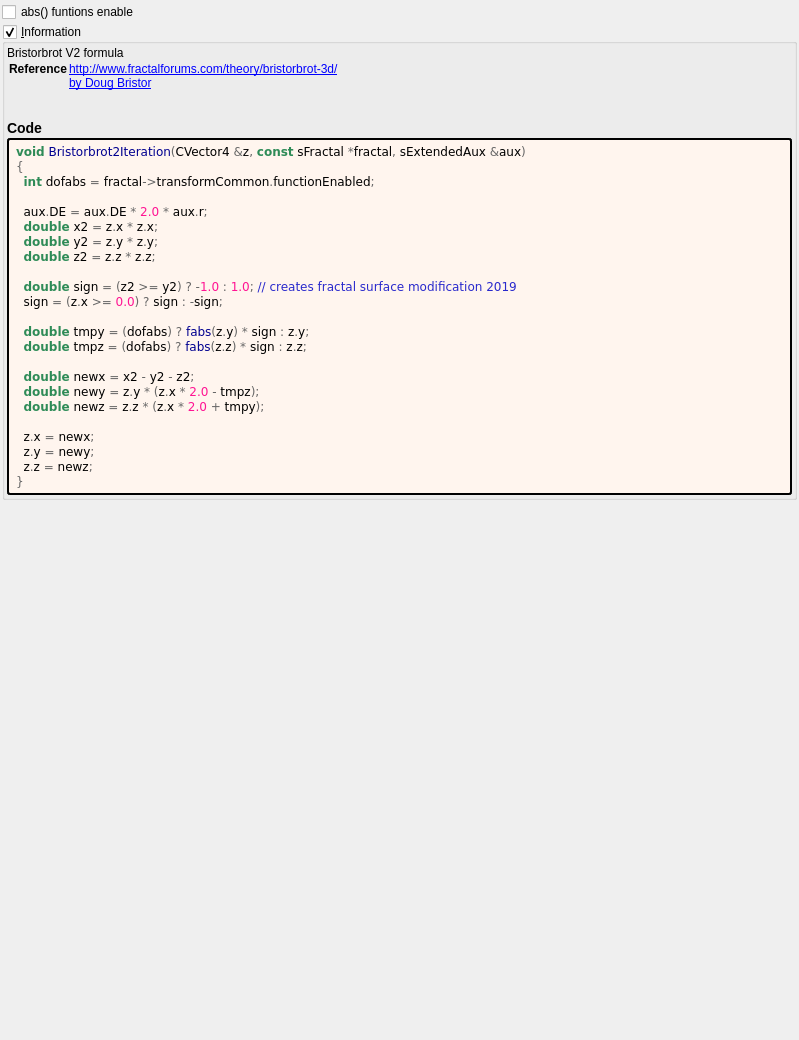
buddhi1980/mandelbulber2, file mandelbulber2/formula/ui/bristorbrot2.ui: the form before one commit.
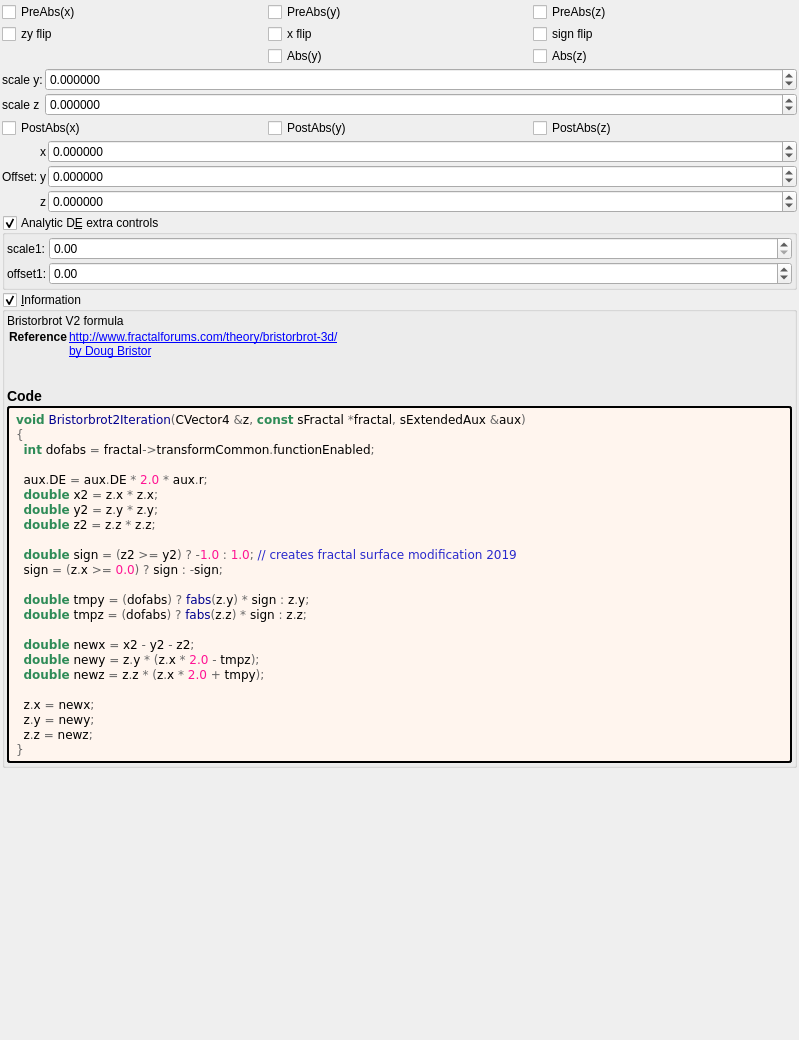
The form after the commit. Custom widgets are drawn as their Qt base class.

Commit message: bristorbrot2.ui updated BETA for D Bristor to test

```diff
--- a/mandelbulber2/formula/ui/bristorbrot2.ui
+++ b/mandelbulber2/formula/ui/bristorbrot2.ui
@@ -30,10 +30,370 @@
     <number>2</number>
    </property>
    <item>
-    <widget class="MyCheckBox" name="checkBox_transf_function_enabled">
-     <property name="text">
-      <string notr="true">abs() funtions enable</string>
+    <layout class="QGridLayout" name="gridLayout_2">
+     <item row="0" column="1">
+      <widget class="MyCheckBox" name="checkBox_buffalo_preabs_y">
+       <property name="text">
+        <string>PreAbs(y)</string>
+       </property>
+      </widget>
+     </item>
+     <item row="0" column="0">
+      <widget class="MyCheckBox" name="checkBox_buffalo_preabs_x">
+       <property name="text">
+        <string>PreAbs(x)</string>
+       </property>
+      </widget>
+     </item>
+     <item row="0" column="2">
+      <widget class="MyCheckBox" name="checkBox_buffalo_preabs_z">
+       <property name="text">
+        <string>PreAbs(z)</string>
+       </property>
+      </widget>
+     </item>
+     <item row="1" column="0">
+      <widget class="MyCheckBox" name="checkBox_transf_function_enabled_false">
+       <property name="text">
+        <string>zy flip</string>
+       </property>
+      </widget>
+     </item>
+     <item row="2" column="1">
+      <widget class="MyCheckBox" name="checkBox_transf_function_enabledy_false">
+       <property name="text">
+        <string>Abs(y)</string>
+       </property>
+      </widget>
+     </item>
+     <item row="2" column="2">
+      <widget class="MyCheckBox" name="checkBox_transf_function_enabledz_false">
+       <property name="text">
+        <string>Abs(z)</string>
+       </property>
+      </widget>
+     </item>
+     <item row="1" column="1">
+      <widget class="MyCheckBox" name="checkBox_transf_function_enabledx_false">
+       <property name="text">
+        <string>x flip</string>
+       </property>
+      </widget>
+     </item>
+     <item row="1" column="2">
+      <widget class="MyCheckBox" name="checkBox_transf_function_enabledAw_false">
+       <property name="text">
+        <string>sign flip</string>
+       </property>
+      </widget>
+     </item>
+    </layout>
+   </item>
+   <item>
+    <layout class="QGridLayout" name="gridLayout_82" columnstretch="0,0,1">
+     <property name="spacing">
+      <number>2</number>
      </property>
+     <item row="4" column="0">
+      <widget class="QLabel" name="label_264">
+       <property name="text">
+        <string>scale z</string>
+       </property>
+      </widget>
+     </item>
+     <item row="3" column="0">
+      <widget class="QLabel" name="label_263">
+       <property name="text">
+        <string>scale y:</string>
+       </property>
+      </widget>
+     </item>
+     <item row="3" column="1" colspan="2">
+      <widget class="MyDoubleSpinBox" name="spinbox_transf_scaleB_1">
+       <property name="sizePolicy">
+        <sizepolicy hsizetype="Minimum" vsizetype="Maximum">
+         <horstretch>0</horstretch>
+         <verstretch>0</verstretch>
+        </sizepolicy>
+       </property>
+       <property name="prefix">
+        <string/>
+       </property>
+       <property name="suffix">
+        <string/>
+       </property>
+       <property name="decimals">
+        <number>6</number>
+       </property>
+       <property name="minimum">
+        <double>-1.000000000000000</double>
+       </property>
+       <property name="maximum">
+        <double>1.000000000000000</double>
+       </property>
+       <property name="singleStep">
+        <double>0.100000000000000</double>
+       </property>
+      </widget>
+     </item>
+     <item row="4" column="1" colspan="2">
+      <widget class="MyDoubleSpinBox" name="spinbox_transf_scaleC_1">
+       <property name="sizePolicy">
+        <sizepolicy hsizetype="Minimum" vsizetype="Maximum">
+         <horstretch>0</horstretch>
+         <verstretch>0</verstretch>
+        </sizepolicy>
+       </property>
+       <property name="prefix">
+        <string/>
+       </property>
+       <property name="suffix">
+        <string/>
+       </property>
+       <property name="decimals">
+        <number>6</number>
+       </property>
+       <property name="minimum">
+        <double>-1.000000000000000</double>
+       </property>
+       <property name="maximum">
+        <double>1.000000000000000</double>
+       </property>
+       <property name="singleStep">
+        <double>0.100000000000000</double>
+       </property>
+      </widget>
+     </item>
+    </layout>
+   </item>
+   <item>
+    <layout class="QGridLayout" name="gridLayout_3">
+     <item row="1" column="0">
+      <widget class="MyCheckBox" name="checkBox_buffalo_abs_x">
+       <property name="text">
+        <string notr="true">PostAbs(x)</string>
+       </property>
+      </widget>
+     </item>
+     <item row="1" column="1">
+      <widget class="MyCheckBox" name="checkBox_buffalo_abs_y">
+       <property name="text">
+        <string notr="true">PostAbs(y)</string>
+       </property>
+      </widget>
+     </item>
+     <item row="1" column="2">
+      <widget class="MyCheckBox" name="checkBox_buffalo_abs_z">
+       <property name="text">
+        <string notr="true">PostAbs(z)</string>
+       </property>
+      </widget>
+     </item>
+    </layout>
+   </item>
+   <item>
+    <layout class="QGridLayout" name="gridLayout_64" columnstretch="0,0,0,1">
+     <property name="spacing">
+      <number>2</number>
+     </property>
+     <item row="3" column="2">
+      <widget class="QLabel" name="label_124">
+       <property name="text">
+        <string notr="true">z</string>
+       </property>
+      </widget>
+     </item>
+     <item row="2" column="3">
+      <widget class="MyDoubleSpinBox" name="spinbox3_transf_addition_constantA_000_y">
+       <property name="sizePolicy">
+        <sizepolicy hsizetype="Minimum" vsizetype="Maximum">
+         <horstretch>0</horstretch>
+         <verstretch>0</verstretch>
+        </sizepolicy>
+       </property>
+       <property name="decimals">
+        <number>6</number>
+       </property>
+       <property name="minimum">
+        <double>-99.989999999999995</double>
+       </property>
+       <property name="maximum">
+        <double>99.989999999999995</double>
+       </property>
+       <property name="singleStep">
+        <double>0.100000000000000</double>
+       </property>
+      </widget>
+     </item>
+     <item row="3" column="3">
+      <widget class="MyDoubleSpinBox" name="spinbox3_transf_addition_constantA_000_z">
+       <property name="sizePolicy">
+        <sizepolicy hsizetype="Minimum" vsizetype="Maximum">
+         <horstretch>0</horstretch>
+         <verstretch>0</verstretch>
+        </sizepolicy>
+       </property>
+       <property name="decimals">
+        <number>6</number>
+       </property>
+       <property name="minimum">
+        <double>-99.989999999999995</double>
+       </property>
+       <property name="maximum">
+        <double>99.989999999999995</double>
+       </property>
+       <property name="singleStep">
+        <double>0.100000000000000</double>
+       </property>
+      </widget>
+     </item>
+     <item row="2" column="2">
+      <widget class="QLabel" name="label_122">
+       <property name="text">
+        <string notr="true">y</string>
+       </property>
+      </widget>
+     </item>
+     <item row="1" column="3">
+      <widget class="MyDoubleSpinBox" name="spinbox3_transf_addition_constantA_000_x">
+       <property name="sizePolicy">
+        <sizepolicy hsizetype="Minimum" vsizetype="Maximum">
+         <horstretch>0</horstretch>
+         <verstretch>0</verstretch>
+        </sizepolicy>
+       </property>
+       <property name="prefix">
+        <string/>
+       </property>
+       <property name="decimals">
+        <number>6</number>
+       </property>
+       <property name="minimum">
+        <double>-99.989999999999995</double>
+       </property>
+       <property name="singleStep">
+        <double>0.100000000000000</double>
+       </property>
+      </widget>
+     </item>
+     <item row="1" column="2">
+      <widget class="QLabel" name="label_123">
+       <property name="text">
+        <string notr="true">x</string>
+       </property>
+      </widget>
+     </item>
+     <item row="2" column="1">
+      <widget class="QLabel" name="label_257">
+       <property name="text">
+        <string>Offset:</string>
+       </property>
+      </widget>
+     </item>
+    </layout>
+   </item>
+   <item>
+    <widget class="MyGroupBox" name="groupCheck_analyticDE_enabled_false">
+     <property name="title">
+      <string>Analytic D&amp;E extra controls</string>
+     </property>
+     <property name="checkable">
+      <bool>true</bool>
+     </property>
+     <layout class="QVBoxLayout" name="verticalLayout_13" stretch="0">
+      <property name="spacing">
+       <number>2</number>
+      </property>
+      <property name="leftMargin">
+       <number>2</number>
+      </property>
+      <property name="topMargin">
+       <number>2</number>
+      </property>
+      <property name="rightMargin">
+       <number>2</number>
+      </property>
+      <property name="bottomMargin">
+       <number>2</number>
+      </property>
+      <item>
+       <layout class="QGridLayout" name="gridLayout_27" columnstretch="0,0,1">
+        <property name="spacing">
+         <number>2</number>
+        </property>
+        <item row="1" column="2">
+         <widget class="MyDoubleSpinBox" name="spinbox_analyticDE_offset_1">
+          <property name="sizePolicy">
+           <sizepolicy hsizetype="Minimum" vsizetype="Maximum">
+            <horstretch>0</horstretch>
+            <verstretch>0</verstretch>
+           </sizepolicy>
+          </property>
+          <property name="prefix">
+           <string/>
+          </property>
+          <property name="suffix">
+           <string/>
+          </property>
+          <property name="decimals">
+           <number>2</number>
+          </property>
+          <property name="minimum">
+           <double>-99.989999999999995</double>
+          </property>
+          <property name="maximum">
+           <double>99.989999999999995</double>
+          </property>
+          <property name="singleStep">
+           <double>0.100000000000000</double>
+          </property>
+         </widget>
+        </item>
+        <item row="1" column="1">
+         <widget class="QLabel" name="label_177">
+          <property name="text">
+           <string>offset1:</string>
+          </property>
+         </widget>
+        </item>
+        <item row="0" column="1">
+         <widget class="QLabel" name="label_182">
+          <property name="text">
+           <string>scale1:</string>
+          </property>
+         </widget>
+        </item>
+        <item row="0" column="2">
+         <widget class="MyDoubleSpinBox" name="spinbox_analyticDE_scale_1">
+          <property name="sizePolicy">
+           <sizepolicy hsizetype="Minimum" vsizetype="Maximum">
+            <horstretch>0</horstretch>
+            <verstretch>0</verstretch>
+           </sizepolicy>
+          </property>
+          <property name="prefix">
+           <string/>
+          </property>
+          <property name="suffix">
+           <string/>
+          </property>
+          <property name="decimals">
+           <number>2</number>
+          </property>
+          <property name="minimum">
+           <double>0.000000000000000</double>
+          </property>
+          <property name="maximum">
+           <double>99.989999999999995</double>
+          </property>
+          <property name="singleStep">
+           <double>0.100000000000000</double>
+          </property>
+         </widget>
+        </item>
+       </layout>
+      </item>
+     </layout>
     </widget>
    </item>
    <item>
@@ -158,6 +518,11 @@
    <extends>QCheckBox</extends>
    <header>my_check_box.h</header>
   </customwidget>
+  <customwidget>
+   <class>MyDoubleSpinBox</class>
+   <extends>QDoubleSpinBox</extends>
+   <header>my_double_spin_box.h</header>
+  </customwidget>
  </customwidgets>
  <tabstops>
   <tabstop>groupCheck_info</tabstop>
```
The commit also changes 2 other files.
